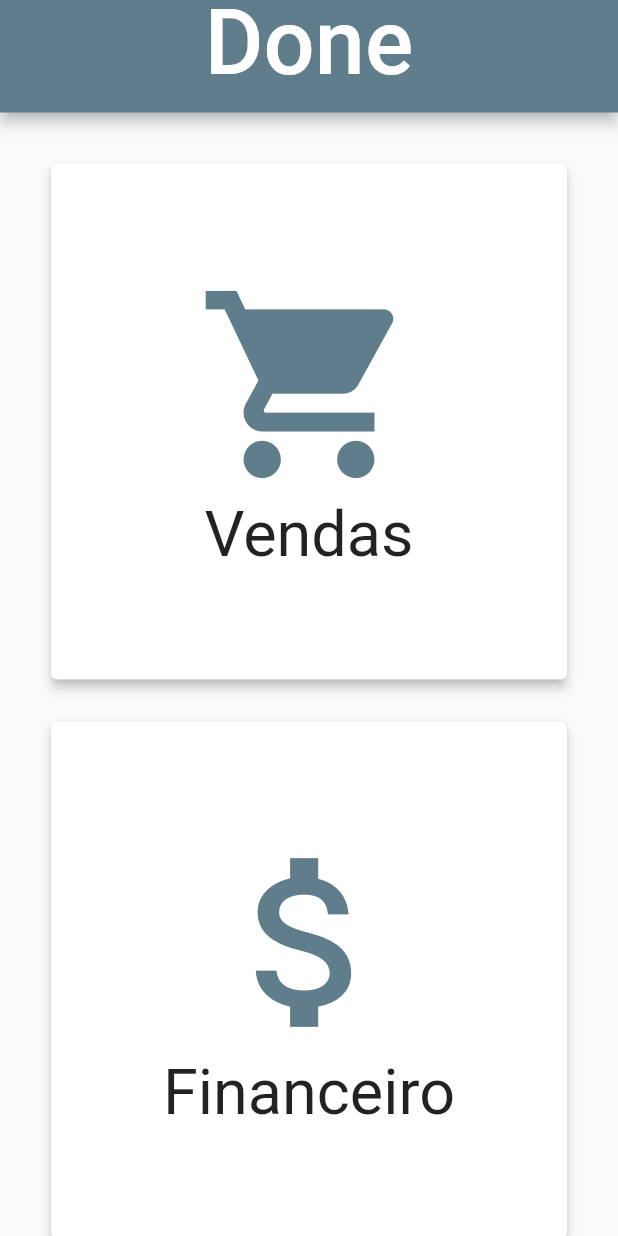
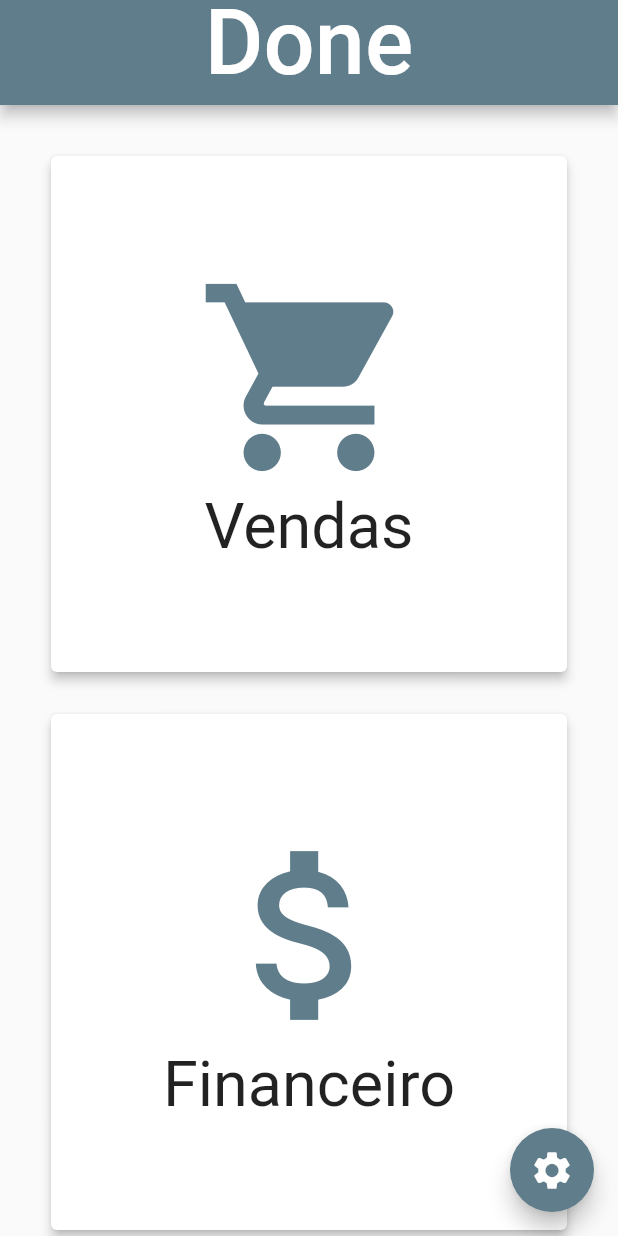
Before and after one commit to ginaldolaranjeiras/DoneERP, a Flutter app: the screen it shows after launch, on a phone screen of 412 x 824 dp. Run offline on Flutter 3.47's test engine with Material 2 defaults, Android fonts, the phone set to English and light mode, and no system bars.

Commit message:
config button

```diff
--- a/lib/views/pages/done_home_page.pages.dart
+++ b/lib/views/pages/done_home_page.pages.dart
@@ -6,7 +6,7 @@ class DoneHomePage extends StatelessWidget {
   Widget build(BuildContext context) {
     return Scaffold(
       appBar: PreferredSize(
-        preferredSize: Size.fromHeight(75.0),
+        preferredSize: Size.fromHeight(70.0),
         child: AppBar(
           title: Text(
             'Done',
@@ -22,6 +22,14 @@ class DoneHomePage extends StatelessWidget {
       body: Container(
         child: GridViewHome(),
       ),
+      floatingActionButton: FloatingActionButton(
+        onPressed: () {},
+        child: Icon(
+          Icons.settings,
+          size: 30,
+        ),
+        tooltip: 'Configurações',
+      ),
     );
   }
 }
```
